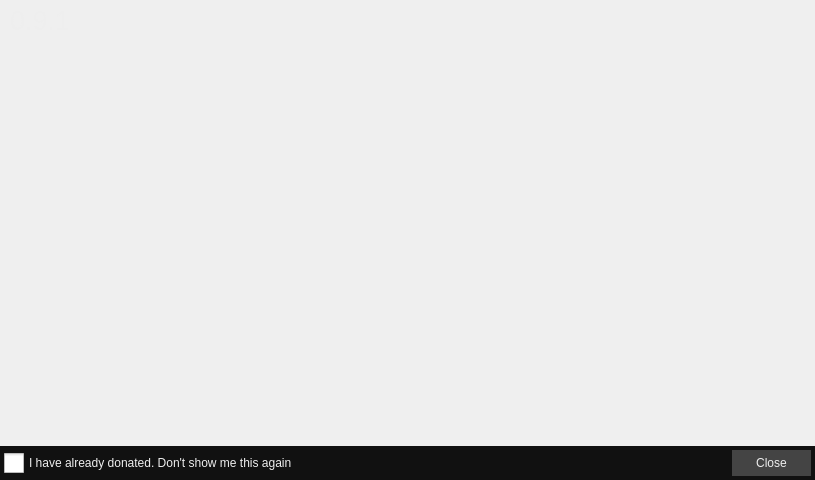
Above: src/ui/dialogs/donate.ui from jahshaka/Studio before the change. Below: the same form after it.
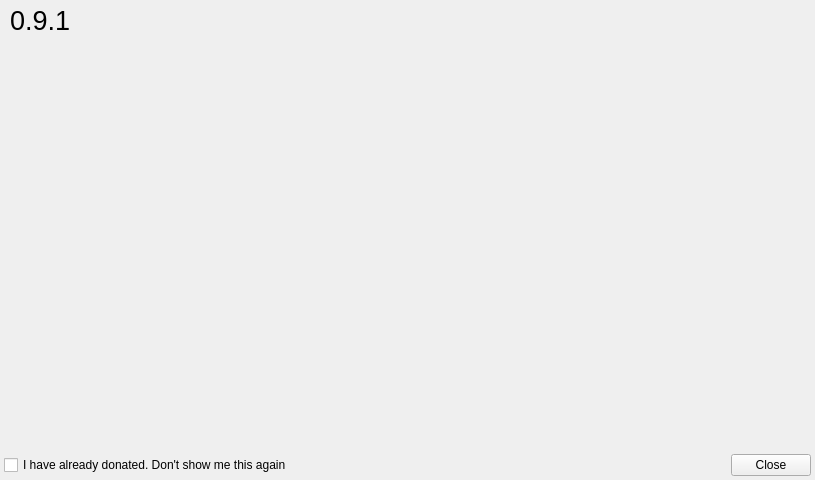
That is the form after the change. Icons and pictures are not drawn.

Patch:
```diff
--- a/src/ui/dialogs/donate.ui
+++ b/src/ui/dialogs/donate.ui
@@ -25,35 +25,6 @@
   <property name="windowTitle">
    <string>Donate</string>
   </property>
-  <property name="styleSheet">
-   <string notr="true">#Donate {
-	border: 0 px solid black;
-}
-
-* {
-	color: #EEE;
-}
-
-
-QCheckBox {
-    spacing: 5px;
-	font-size: 12px;
-}
-
-QCheckBox::indicator {
-    width: 20px;
-    height: 20px;
-}
-
-QCheckBox::indicator::unchecked {
-	image: url(:/icons/check-unchecked.png);
-}
-
-QCheckBox::indicator::checked {	
-	image: url(:/icons/check-checked.png);
-}
-</string>
-  </property>
   <layout class="QVBoxLayout" name="verticalLayout">
    <property name="spacing">
     <number>0</number>
@@ -84,12 +55,6 @@
        <height>480</height>
       </size>
      </property>
-     <property name="styleSheet">
-      <string notr="true">#widget_background{
- border-image: url(:/images/splashv3.png);
-border: 0px;
-}</string>
-     </property>
      <layout class="QVBoxLayout" name="verticalLayout_2">
       <property name="spacing">
        <number>0</number>
@@ -172,25 +137,6 @@
    </item>
    <item>
     <widget class="QWidget" name="ctrl" native="true">
-     <property name="styleSheet">
-      <string notr="true">#ctrl {
-	background: #111;
-}
-
-QPushButton, QToolButton {
-	border: 0;
-	padding: 6px 24px;
-	background: #444;
-}
-
-QPushButton::hover {
-	background: #555;
-}
-
-QToolButton::hover {
-	background: #555;
-}</string>
-     </property>
      <layout class="QHBoxLayout" name="horizontalLayout">
       <property name="leftMargin">
        <number>4</number>
```
